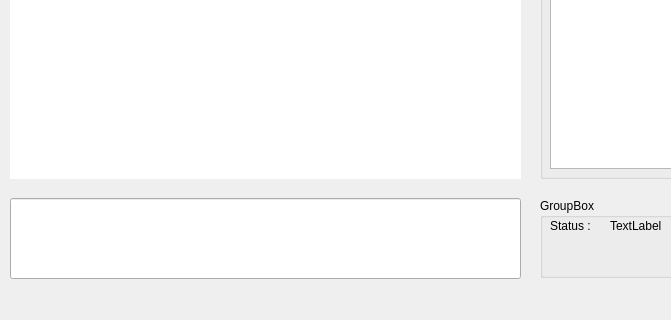
Old version of the form src/ui/practice.ui in the repository C0mmm4nd3r/CommandGame; both pictures show x 0 to 671 and y 252 to 572 of the 800 by 572 pixel window.
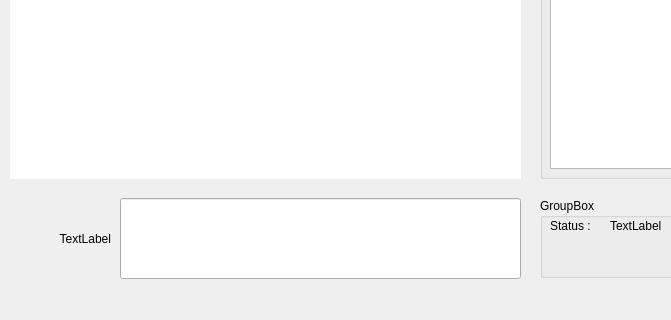
New version of the form.

Commit message: exception_and_pwd

The edit to the form file:
```diff
--- a/src/ui/practice.ui
+++ b/src/ui/practice.ui
@@ -17,9 +17,9 @@
    <widget class="QLineEdit" name="InputBox">
     <property name="geometry">
      <rect>
-      <x>10</x>
+      <x>120</x>
       <y>450</y>
-      <width>511</width>
+      <width>401</width>
       <height>81</height>
      </rect>
     </property>
@@ -146,16 +146,22 @@
      <string>수락</string>
     </property>
    </widget>
-  </widget>
-  <widget class="QMenuBar" name="menubar">
+   <widget class="QLabel" name="pwd">
    <property name="geometry">
     <rect>
-     <x>0</x>
-     <y>0</y>
-     <width>800</width>
-     <height>21</height>
-    </rect>
-   </property>
+      <x>10</x>
+      <y>450</y>
+      <width>101</width>
+      <height>81</height>
+     </rect>
+    </property>
+    <property name="text">
+     <string>TextLabel</string>
+    </property>
+    <property name="alignment">
+     <set>Qt::AlignRight|Qt::AlignTrailing|Qt::AlignVCenter</set>
+    </property>
+   </widget>
   </widget>
   <widget class="QStatusBar" name="statusbar"/>
  </widget>
```
Lines whose indentation alone changed are shown as unchanged. The commit also changes 1 other file.
